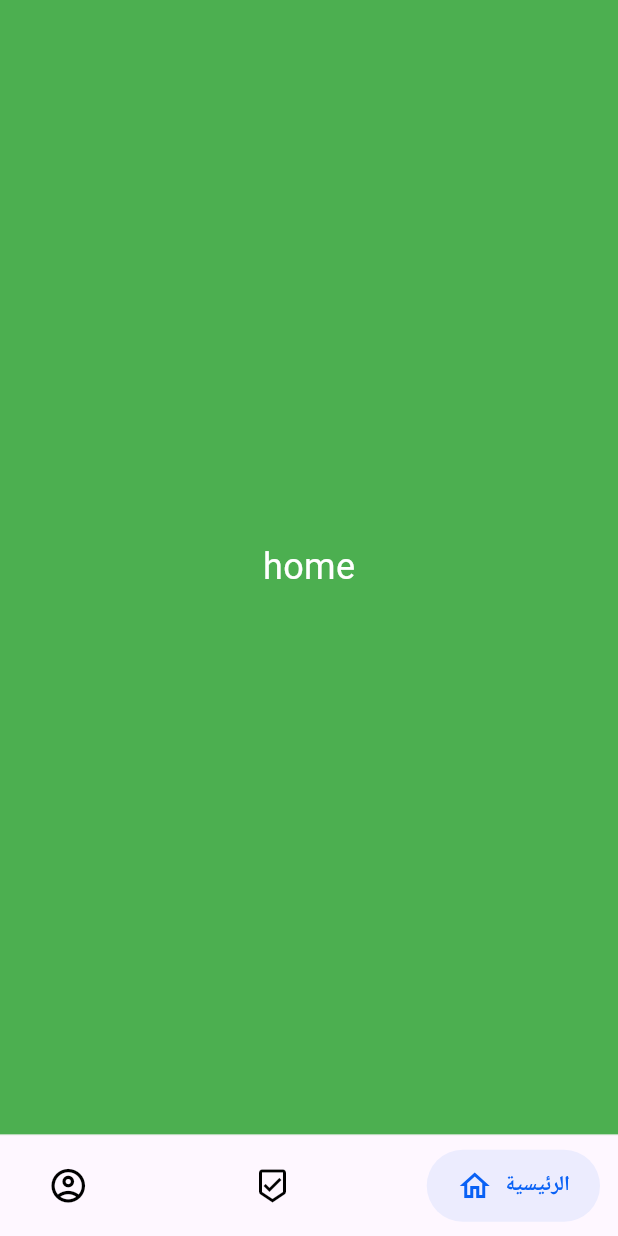
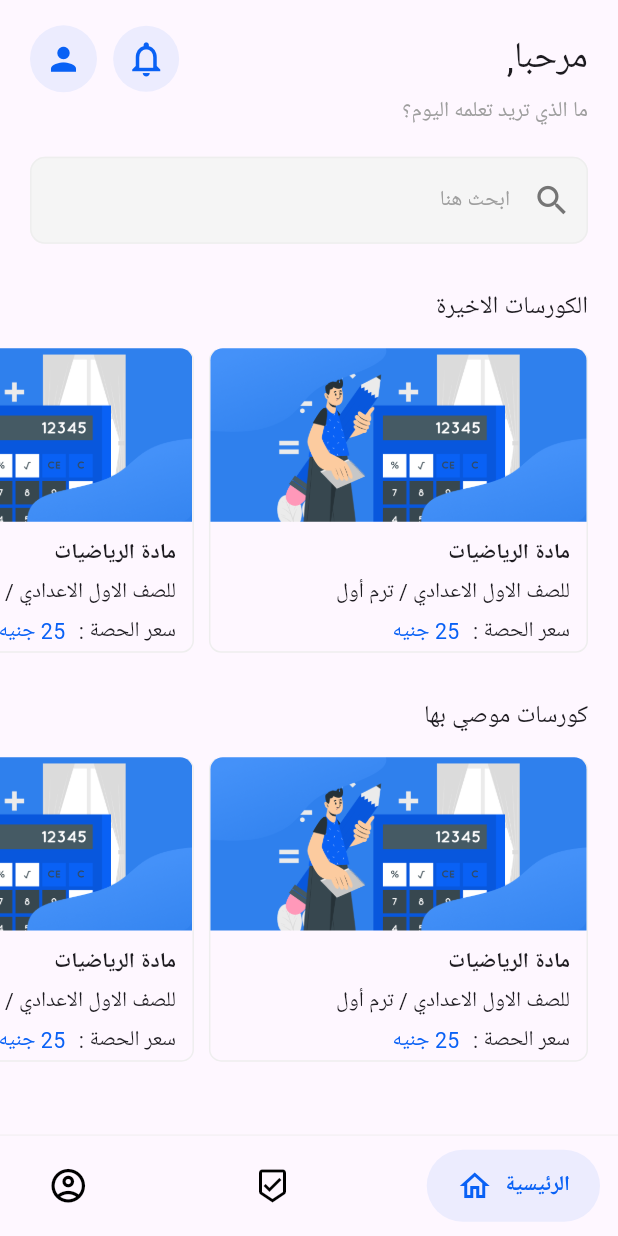
Before and after one commit to Mohamed-7agag/EDUCA_app, a Flutter app: the CustomBottomBarView screen opened by its route, on a phone screen of 412 x 824 dp. Run offline on Flutter 3.47's test engine with Material 3 defaults, Android fonts, the phone set to English and light mode, and no system bars; drawn by our look-alikes of google_nav_bar; our stand-ins replace cherry_toast, flutter_bloc, flutter_screenutil, get_it, google_fonts, image_picker and 1 more; Roboto replaces fonts that are missing (Tajawal).

Commit message:
Add HomeView and related components

```diff
--- a/lib/Features/bottom_bar/presentation/views/custom_bottom_bar.dart
+++ b/lib/Features/bottom_bar/presentation/views/custom_bottom_bar.dart
@@ -1,6 +1,5 @@
 import 'package:field_training_app/Core/utils/constatnt.dart';
-import 'package:field_training_app/Features/auth/data/models/student_model.dart';
-import 'package:field_training_app/Features/auth/presentation/view_model/student_cubit.dart';
+import 'package:field_training_app/Features/home/presentation/views/home_view.dart';
 import 'package:field_training_app/Features/profile/presentation/views/profile_view.dart';
 import 'package:flutter/material.dart';
 import 'package:flutter_bloc/flutter_bloc.dart';
@@ -64,19 +63,7 @@
                   ),
                 ),
               ),
-              BlocBuilder<StudentCubit, Student>(
-                builder: (context, student) {
-                  return Container(
-                      color: Colors.green,
-                      width: double.infinity,
-                      child: const Center(
-                        child: Text(
-                          'home',
-                          style: TextStyle(fontSize: 24, color: Colors.white),
-                        ),
-                      ));
-                },
-              ),
+              const HomeView()
             ],
           )),
         );
--- a/lib/Features/home/presentation/views/home_view.dart
+++ b/lib/Features/home/presentation/views/home_view.dart
@@ -0,0 +1,13 @@
+import 'package:field_training_app/Features/home/presentation/widgets/home_view_body.dart';
+import 'package:flutter/material.dart';
+
+class HomeView extends StatelessWidget {
+  const HomeView({super.key});
+
+  @override
+  Widget build(BuildContext context) {
+    return const Scaffold(
+      body: SafeArea(child: HomeViewBody()),
+    );
+  }
+}
--- /dev/null
+++ b/lib/Features/home/presentation/widgets/course_item.dart
@@ -0,0 +1,79 @@
+import 'package:field_training_app/Core/utils/constatnt.dart';
+import 'package:field_training_app/Core/utils/styles.dart';
+import 'package:flutter/material.dart';
+import 'package:flutter_screenutil/flutter_screenutil.dart';
+
+class CourseItem extends StatelessWidget {
+  const CourseItem({super.key});
+
+  @override
+  Widget build(BuildContext context) {
+    return InkWell(
+      onTap: () {},
+      splashColor: kSplashColor,
+      borderRadius: BorderRadius.circular(8.r),
+      child: Container(
+        width: 230.w,
+        decoration: BoxDecoration(
+          border: Border(
+              left: BorderSide(color: Colors.grey.shade200),
+              right: BorderSide(color: Colors.grey.shade200),
+              bottom: BorderSide(color: Colors.grey.shade200)),
+          borderRadius: BorderRadius.circular(8.r),
+        ),
+        child: Column(
+          mainAxisAlignment: MainAxisAlignment.start,
+          children: [
+            ClipRRect(
+              borderRadius: BorderRadius.only(
+                topLeft: Radius.circular(8.r),
+                topRight: Radius.circular(8.r),
+              ),
+              child: Image.asset("assets/images/math.png"),
+            ),
+            Padding(
+              padding: EdgeInsets.symmetric(horizontal: 10.w, vertical: 10.h),
+              child: Column(
+                crossAxisAlignment: CrossAxisAlignment.stretch,
+                children: [
+                  Text(
+                    "مادة الرياضيات",
+                    style: Styles.textStyle14
+                        .copyWith(fontWeight: FontWeight.w600),
+                    textAlign: TextAlign.right,
+                  ),
+                  SizedBox(height: 5.h),
+                  Text(
+                    "للصف الاول الاعدادي / ترم أول",
+                    style: Styles.textStyle14,
+                    textAlign: TextAlign.right,
+                  ),
+                  SizedBox(height: 5.h),
+                  Row(
+                    mainAxisAlignment: MainAxisAlignment.end,
+                    children: [
+                      Text(
+                        "25 جنيه",
+                        style:
+                            Styles.textStyle14.copyWith(color: kPrimaryColor),
+                        textAlign: TextAlign.right,
+                        textDirection: TextDirection.rtl,
+                      ),
+                      SizedBox(width: 5.w),
+                      Text(
+                        "سعر الحصة : ",
+                        style: Styles.textStyle14,
+                        textAlign: TextAlign.right,
+                        textDirection: TextDirection.rtl,
+                      ),
+                    ],
+                  ),
+                ],
+              ),
+            ),
+          ],
+        ),
+      ),
+    );
+  }
+}
--- /dev/null
+++ b/lib/Features/home/presentation/widgets/home_search_text_field.dart
@@ -0,0 +1,40 @@
+import 'package:field_training_app/Core/utils/constatnt.dart';
+import 'package:field_training_app/Core/utils/styles.dart';
+import 'package:flutter/material.dart';
+import 'package:flutter_screenutil/flutter_screenutil.dart';
+
+class HomeSearchTextFormField extends StatelessWidget {
+  const HomeSearchTextFormField({super.key});
+
+  @override
+  Widget build(BuildContext context) {
+    return TextFormField(
+      cursorColor: kPrimaryColor,
+      cursorHeight: 30.h,
+      cursorRadius: Radius.circular(10.r),
+      textAlign: TextAlign.right,
+      decoration: InputDecoration(
+        hintText: "ابحث هنا",
+        hintTextDirection: TextDirection.rtl,
+        hintStyle: Styles.textStyle14.copyWith(color: Colors.grey),
+        filled: true,
+        contentPadding:
+            const EdgeInsets.symmetric(vertical: 17, horizontal: 16),
+        fillColor: Colors.grey.shade100,
+        suffixIcon: IconButton(
+            onPressed: () {},
+            icon: Icon(
+              Icons.search,
+              color: Colors.grey[600],
+              size: 26,
+            )),
+        enabledBorder: OutlineInputBorder(
+            borderRadius: BorderRadius.circular(10),
+            borderSide: BorderSide(color: Colors.grey.shade200)),
+        focusedBorder: OutlineInputBorder(
+            borderRadius: BorderRadius.circular(10),
+            borderSide: BorderSide(color: Colors.grey.shade200)),
+      ),
+    );
+  }
+}
--- a/lib/Features/home/presentation/widgets/home_view_body.dart
+++ b/lib/Features/home/presentation/widgets/home_view_body.dart
@@ -0,0 +1,148 @@
+import 'package:field_training_app/Core/utils/constatnt.dart';
+import 'package:field_training_app/Core/utils/routes.dart';
+import 'package:field_training_app/Core/utils/styles.dart';
+import 'package:field_training_app/Features/auth/data/models/student_model.dart';
+import 'package:field_training_app/Features/auth/presentation/view_model/student_cubit.dart';
+import 'package:flutter/material.dart';
+import 'package:flutter_bloc/flutter_bloc.dart';
+import 'package:flutter_screenutil/flutter_screenutil.dart';
+
+import 'course_item.dart';
+import 'home_search_text_field.dart';
+
+class HomeViewBody extends StatelessWidget {
+  const HomeViewBody({super.key});
+
+  @override
+  Widget build(BuildContext context) {
+    return Padding(
+      padding: const EdgeInsets.only(right: 20),
+      child: SingleChildScrollView(
+        child: Column(
+          crossAxisAlignment: CrossAxisAlignment.stretch,
+          children: [
+            SizedBox(height: 15.h),
+            Padding(
+              padding: const EdgeInsets.only(left: 20),
+              child: BlocBuilder<StudentCubit, Student>(
+                builder: (context, student) {
+                  return Row(
+                    mainAxisAlignment: MainAxisAlignment.spaceBetween,
+                    children: [
+                      Row(
+                        children: [
+                          InkWell(
+                            onTap: () {
+                              Navigator.pushNamed(context, Routes.profileViewRoute);
+                            },
+                            child: CircleAvatar(
+                              radius: 22.r,
+                              backgroundColor: kSplashColor,
+                              backgroundImage: student.image == null
+                                  ? null
+                                  : FileImage(student.image!),
+                              child: student.image == null
+                                  ? const Icon(
+                                      Icons.person,
+                                      size: 25,
+                                      color: kPrimaryColor,
+                                    )
+                                  : null,
+                            ),
+                          ),
+                          SizedBox(width: 8.w),
+                          IconButton(
+                            onPressed: () {},
+                            icon: const Icon(
+                              Icons.notifications_outlined,
+                              color: kPrimaryColor,
+                              size: 28,
+                            ),
+                            style: IconButton.styleFrom(
+                                backgroundColor: kSplashColor),
+                          ),
+                        ],
+                      ),
+                      student.name!.length <= 10 ?
+                      Text(
+                        "مرحبا, ${student.name}",
+                        textDirection: TextDirection.rtl,
+                        style: Styles.textStyle24,
+                      ) : Text(
+                        "مرحبا, ${student.name!.substring(0,10)}..",
+                        textDirection: TextDirection.rtl,
+                        style: Styles.textStyle24,
+                      ),
+                    ],
+                  );
+                },
+              ),
+            ),
+            Padding(
+              padding: const EdgeInsets.only(left: 20),
+              child: Text(
+                "ما الذي تريد تعلمه اليوم؟",
+                textDirection: TextDirection.rtl,
+                style: Styles.textStyle14.copyWith(color: Colors.grey),
+              ),
+            ),
+            SizedBox(height: 20.h),
+            const Padding(
+              padding: EdgeInsets.only(left: 20),
+              child: HomeSearchTextFormField(),
+            ),
+            SizedBox(height: 30.h),
+            Padding(
+              padding: const EdgeInsets.only(left: 20),
+              child: Text(
+                "الكورسات الاخيرة",
+                textDirection: TextDirection.rtl,
+                style: Styles.textStyle16,
+              ),
+            ),
+            SizedBox(height: 15.h),
+            SizedBox(
+              height: 200.h,
+              child: ListView.builder(
+                scrollDirection: Axis.horizontal,
+                reverse: true,
+                itemCount: 5,
+                itemBuilder: (context, index) {
+                  return const Padding(
+                    padding: EdgeInsets.only(left: 10),
+                    child: CourseItem(),
+                  );
+                },
+              ),
+            ),
+            SizedBox(height: 30.h),
+            Padding(
+              padding: const EdgeInsets.only(left: 20),
+              child: Text(
+                "كورسات موصي بها",
+                textDirection: TextDirection.rtl,
+                style: Styles.textStyle16,
+              ),
+            ),
+            SizedBox(height: 15.h),
+            SizedBox(
+              height: 200.h,
+              child: ListView.builder(
+                scrollDirection: Axis.horizontal,
+                reverse: true,
+                itemCount: 5,
+                itemBuilder: (context, index) {
+                  return const Padding(
+                    padding: EdgeInsets.only(left: 10),
+                    child: CourseItem(),
+                  );
+                },
+              ),
+            ),
+            SizedBox(height: 20.h),
+          ],
+        ),
+      ),
+    );
+  }
+}
```
Also changed, not shown: assets/images/math.png (added).
